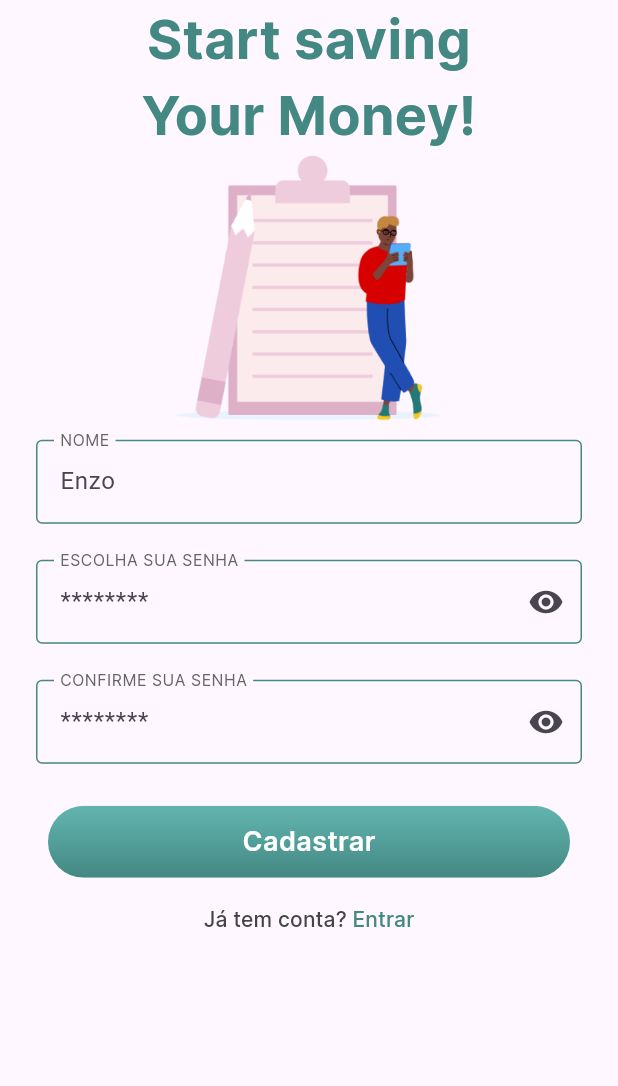
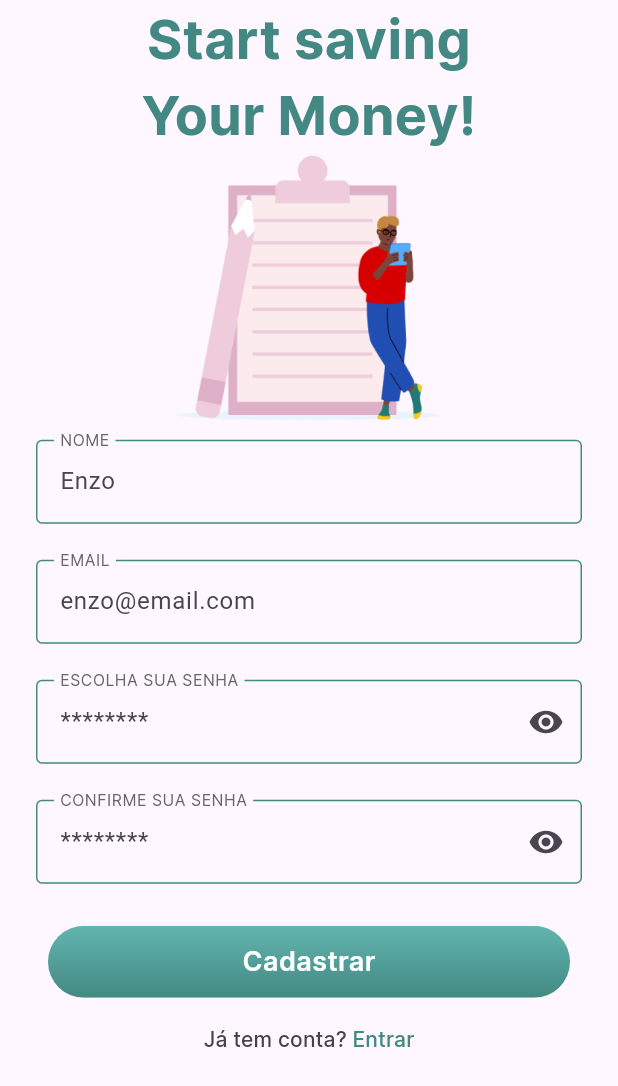
Before and after one commit to RafaelJordao06/financy_app, a Flutter app: the screen it shows after launch, on a phone screen of 412 x 824 dp. Shown: the top 1086 px of the screen. Run offline on Flutter 3.47's test engine with Material 3 defaults, Android fonts, the phone set to English and light mode, and no system bars.

Commit message:
alterando nome das corres; criando component emal; criando funcao de uppercase

```diff
--- a/lib/common/constants/app_colors.dart
+++ b/lib/common/constants/app_colors.dart
@@ -3,8 +3,8 @@ import 'dart:ui';
 class AppColors {
   AppColors._();
 
-  static const Color greenlightOne = Color(0xFF63B5AF);
-  static const Color greenlightTwo = Color(0xFF438883);
+  static const Color greenOne = Color(0xFF63B5AF);
+  static const Color greenTwo = Color(0xFF438883);
   static const List<Color> greenGradient = [
     Color(0xFF63B5AF),
     Color(0xFF438883),
--- /dev/null
+++ b/lib/common/utils/uppercase_text_formatter.dart
@@ -0,0 +1,18 @@
+import 'package:flutter/services.dart';
+
+///Classe auxiliar que sobrecarrega a atuação do TextInpuFormatter
+///para formatar o texto digitado no campo para maiúsculo
+///
+///Fonte: https://stackoverflow.com/a/49239762
+class UpperCaseTextInputFormatter extends TextInputFormatter {
+  @override
+  TextEditingValue formatEditUpdate(
+    TextEditingValue oldValue,
+    TextEditingValue newValue,
+  ) {
+    return TextEditingValue(
+      text: newValue.text.toUpperCase(),
+      selection: newValue.selection,
+    );
+  }
+}
--- a/lib/common/widgets/custom_text_form_field.dart
+++ b/lib/common/widgets/custom_text_form_field.dart
@@ -1,6 +1,7 @@
 import 'package:financy_app/common/constants/app_colors.dart';
 import 'package:financy_app/common/constants/app_text_styles.dart';
 import 'package:flutter/material.dart';
+import 'package:flutter/services.dart';
 
 class CustomTextFormField extends StatefulWidget {
   final EdgeInsetsGeometry? padding;
@@ -13,6 +14,7 @@ class CustomTextFormField extends StatefulWidget {
   final TextInputAction? textInputAction;
   final Widget? suffixIcon;
   final bool? obscureText;
+  final List<TextInputFormatter>? inputFormatters;
 
   const CustomTextFormField({
     super.key,
@@ -26,6 +28,7 @@ class CustomTextFormField extends StatefulWidget {
     this.textInputAction,
     this.suffixIcon,
     this.obscureText,
+    this.inputFormatters,
   });
 
   @override
@@ -34,7 +37,7 @@ class CustomTextFormField extends StatefulWidget {
 
 class _CustomTextFormFieldState extends State<CustomTextFormField> {
   final defaultBorder = const OutlineInputBorder(
-      borderSide: BorderSide(color: AppColors.greenlightTwo));
+      borderSide: BorderSide(color: AppColors.greenTwo));
 
   @override
   Widget build(BuildContext context) {
@@ -42,6 +45,7 @@ class _CustomTextFormFieldState extends State<CustomTextFormField> {
       padding: widget.padding ??
           const EdgeInsets.symmetric(horizontal: 24.0, vertical: 12.0),
       child: TextFormField(
+        inputFormatters: widget.inputFormatters,
         obscureText: widget.obscureText ?? false,
         textInputAction: widget.textInputAction,
         maxLength: widget.maxLength,
--- a/lib/features/onboarding/onboarding_page.dart
+++ b/lib/features/onboarding/onboarding_page.dart
@@ -20,13 +20,12 @@ class OnboardingPage extends StatelessWidget {
           Text(
             'Gaste Menos',
             textAlign: TextAlign.center,
-            style: AppTextStyles.mediumText
-                .copyWith(color: AppColors.greenlightTwo),
+            style: AppTextStyles.mediumText.copyWith(color: AppColors.greenTwo),
           ),
           Text('Poupe Mais',
               textAlign: TextAlign.center,
-              style: AppTextStyles.mediumText
-                  .copyWith(color: AppColors.greenlightTwo)),
+              style:
+                  AppTextStyles.mediumText.copyWith(color: AppColors.greenTwo)),
           Padding(
             padding: const EdgeInsets.only(
                 left: 32.0, right: 32.0, top: 16.0, bottom: 4.0),
@@ -44,7 +43,7 @@ class OnboardingPage extends StatelessWidget {
                       .copyWith(color: AppColors.darkGrey)),
               Text('Entrar',
                   style: AppTextStyles.smallText
-                      .copyWith(color: AppColors.greenlightTwo)),
+                      .copyWith(color: AppColors.greenTwo)),
             ],
           ),
           const SizedBox(
--- a/lib/features/sign_up/sign_up_page.dart
+++ b/lib/features/sign_up/sign_up_page.dart
@@ -1,5 +1,6 @@
 import 'package:financy_app/common/constants/app_colors.dart';
 import 'package:financy_app/common/constants/app_text_styles.dart';
+import 'package:financy_app/common/utils/uppercase_text_formatter.dart';
 import 'package:financy_app/common/widgets/custom_text_form_field.dart';
 import 'package:financy_app/common/widgets/multi_text_button.dart';
 import 'package:financy_app/common/widgets/password_form_field.dart';
@@ -17,26 +18,32 @@ class SignUpPage extends StatelessWidget {
         Text(
           'Start saving',
           textAlign: TextAlign.center,
-          style:
-              AppTextStyles.mediumText.copyWith(color: AppColors.greenlightTwo),
+          style: AppTextStyles.mediumText.copyWith(color: AppColors.greenTwo),
         ),
         Text('Your Money!',
             textAlign: TextAlign.center,
-            style: AppTextStyles.mediumText
-                .copyWith(color: AppColors.greenlightTwo)),
+            style:
+                AppTextStyles.mediumText.copyWith(color: AppColors.greenTwo)),
         Image.asset('assets/images/sign_up_image.png'),
-        const Form(
+        Form(
             child: Column(
           children: [
             CustomTextFormField(
               labelText: "Nome",
               hintText: "Enzo",
+              inputFormatters: [
+                UpperCaseTextInputFormatter(),
+              ],
             ),
-            PasswordFormField(
+            const CustomTextFormField(
+              labelText: "Email",
+              hintText: "enzo@email.com",
+            ),
+            const PasswordFormField(
               labelText: "Escolha sua senha",
               hintText: "********",
             ),
-            PasswordFormField(
+            const PasswordFormField(
               labelText: "Confirme sua senha",
               hintText: "********",
             ),
@@ -59,7 +66,7 @@ class SignUpPage extends StatelessWidget {
                     .copyWith(color: AppColors.darkGrey)),
             Text('Entrar',
                 style: AppTextStyles.smallText
-                    .copyWith(color: AppColors.greenlightTwo)),
+                    .copyWith(color: AppColors.greenTwo)),
           ],
         ),
       ],
```
